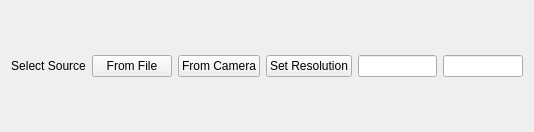
The window that src/GUI/ImageGeneratorConfigurator/imagegeneratorconfigurator.ui (aguperezpala/hvdrt) describes before a commit, drawn with Qt 5.
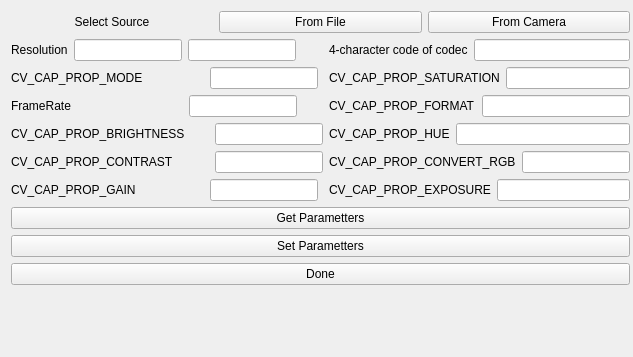
The same window after the commit.

Commit message: Adding CallBackFunctor. Working the main WaveHIPS (all the process). Working on the DataProcessor (to save in the file the real height in millimeters and to apply some logic to the data)

Diff of the .ui file:
```diff
--- a/src/GUI/ImageGeneratorConfigurator/imagegeneratorconfigurator.ui
+++ b/src/GUI/ImageGeneratorConfigurator/imagegeneratorconfigurator.ui
@@ -6,57 +6,314 @@
    <rect>
     <x>0</x>
     <y>0</y>
-    <width>534</width>
-    <height>132</height>
+    <width>633</width>
+    <height>357</height>
    </rect>
   </property>
   <property name="windowTitle">
    <string>ImageGeneratorConfigurator</string>
   </property>
-  <layout class="QHBoxLayout" name="horizontalLayout_3">
-   <item>
-    <layout class="QHBoxLayout" name="horizontalLayout_2">
+  <layout class="QFormLayout" name="formLayout_2">
+   <item row="0" column="0">
+    <layout class="QVBoxLayout" name="verticalLayout">
      <item>
-      <widget class="QLabel" name="label">
-       <property name="text">
-        <string>Select Source</string>
-       </property>
-       <property name="alignment">
-        <set>Qt::AlignCenter</set>
-       </property>
-      </widget>
+      <layout class="QHBoxLayout" name="horizontalLayout_2">
+       <item>
+        <widget class="QLabel" name="label">
+         <property name="text">
+          <string>Select Source</string>
+         </property>
+         <property name="alignment">
+          <set>Qt::AlignCenter</set>
+         </property>
+        </widget>
+       </item>
+       <item>
+        <widget class="QPushButton" name="file_button">
+         <property name="text">
+          <string>From File</string>
+         </property>
+        </widget>
+       </item>
+       <item>
+        <widget class="QPushButton" name="camera_button">
+         <property name="text">
+          <string>From Camera</string>
+         </property>
+        </widget>
+       </item>
+      </layout>
      </item>
      <item>
-      <widget class="QPushButton" name="file_button">
+      <layout class="QFormLayout" name="formLayout">
+       <item row="0" column="0">
+        <layout class="QHBoxLayout" name="horizontalLayout">
+         <item>
+          <widget class="QLabel" name="label_2">
+           <property name="text">
+            <string>Resolution</string>
+           </property>
+          </widget>
+         </item>
+         <item>
+          <widget class="QLineEdit" name="xres_text"/>
+         </item>
+         <item>
+          <widget class="QLineEdit" name="yres_text"/>
+         </item>
+        </layout>
+       </item>
+       <item row="2" column="0">
+        <layout class="QHBoxLayout" name="horizontalLayout_3">
+         <item>
+          <widget class="QLabel" name="label_3">
+           <property name="text">
+            <string>FrameRate</string>
+           </property>
+          </widget>
+         </item>
+         <item>
+          <spacer name="horizontalSpacer_2">
+           <property name="orientation">
+            <enum>Qt::Horizontal</enum>
+           </property>
+           <property name="sizeHint" stdset="0">
+            <size>
+             <width>112</width>
+             <height>20</height>
+            </size>
+           </property>
+          </spacer>
+         </item>
+         <item>
+          <widget class="QLineEdit" name="framerate_text"/>
+         </item>
+        </layout>
+       </item>
+       <item row="0" column="1">
+        <layout class="QHBoxLayout" name="horizontalLayout_4">
+         <item>
+          <widget class="QLabel" name="label_4">
+           <property name="text">
+            <string>4-character code of codec</string>
+           </property>
+          </widget>
+         </item>
+         <item>
+          <widget class="QLineEdit" name="codec_text"/>
+         </item>
+        </layout>
+       </item>
+       <item row="2" column="1">
+        <layout class="QHBoxLayout" name="horizontalLayout_5">
+         <item>
+          <widget class="QLabel" name="label_5">
+           <property name="text">
+            <string>CV_CAP_PROP_FORMAT</string>
+           </property>
+          </widget>
+         </item>
+         <item>
+          <widget class="QLineEdit" name="format_text"/>
+         </item>
+        </layout>
+       </item>
+       <item row="1" column="0">
+        <layout class="QHBoxLayout" name="horizontalLayout_6">
+         <property name="sizeConstraint">
+          <enum>QLayout::SetMaximumSize</enum>
+         </property>
+         <item>
+          <widget class="QLabel" name="mode_text">
+           <property name="sizePolicy">
+            <sizepolicy hsizetype="Maximum" vsizetype="Preferred">
+             <horstretch>0</horstretch>
+             <verstretch>0</verstretch>
+            </sizepolicy>
+           </property>
+           <property name="text">
+            <string>CV_CAP_PROP_MODE</string>
+           </property>
+          </widget>
+         </item>
+         <item>
+          <spacer name="horizontalSpacer">
+           <property name="orientation">
+            <enum>Qt::Horizontal</enum>
+           </property>
+           <property name="sizeHint" stdset="0">
+            <size>
+             <width>61</width>
+             <height>20</height>
+            </size>
+           </property>
+          </spacer>
+         </item>
+         <item>
+          <widget class="QLineEdit" name="mode_text_2"/>
+         </item>
+        </layout>
+       </item>
+       <item row="3" column="0">
+        <layout class="QHBoxLayout" name="horizontalLayout_7">
+         <item>
+          <widget class="QLabel" name="brightness_text">
+           <property name="text">
+            <string>CV_CAP_PROP_BRIGHTNESS</string>
+           </property>
+          </widget>
+         </item>
+         <item>
+          <spacer name="horizontalSpacer_3">
+           <property name="orientation">
+            <enum>Qt::Horizontal</enum>
+           </property>
+           <property name="sizeHint" stdset="0">
+            <size>
+             <width>24</width>
+             <height>20</height>
+            </size>
+           </property>
+          </spacer>
+         </item>
+         <item>
+          <widget class="QLineEdit" name="brightness_text_2"/>
+         </item>
+        </layout>
+       </item>
+       <item row="4" column="0">
+        <layout class="QHBoxLayout" name="horizontalLayout_8">
+         <item>
+          <widget class="QLabel" name="label_8">
+           <property name="text">
+            <string>CV_CAP_PROP_CONTRAST</string>
+           </property>
+          </widget>
+         </item>
+         <item>
+          <spacer name="horizontalSpacer_4">
+           <property name="orientation">
+            <enum>Qt::Horizontal</enum>
+           </property>
+           <property name="sizeHint" stdset="0">
+            <size>
+             <width>35</width>
+             <height>20</height>
+            </size>
+           </property>
+          </spacer>
+         </item>
+         <item>
+          <widget class="QLineEdit" name="contrast_text"/>
+         </item>
+        </layout>
+       </item>
+       <item row="1" column="1">
+        <layout class="QHBoxLayout" name="horizontalLayout_9">
+         <item>
+          <widget class="QLabel" name="saturation_text">
+           <property name="text">
+            <string>CV_CAP_PROP_SATURATION</string>
+           </property>
+          </widget>
+         </item>
+         <item>
+          <widget class="QLineEdit" name="format_text_5"/>
+         </item>
+        </layout>
+       </item>
+       <item row="3" column="1">
+        <layout class="QHBoxLayout" name="horizontalLayout_10">
+         <item>
+          <widget class="QLabel" name="hue_text">
+           <property name="text">
+            <string>CV_CAP_PROP_HUE</string>
+           </property>
+          </widget>
+         </item>
+         <item>
+          <widget class="QLineEdit" name="format_text_6"/>
+         </item>
+        </layout>
+       </item>
+       <item row="4" column="1">
+        <layout class="QHBoxLayout" name="horizontalLayout_11">
+         <item>
+          <widget class="QLabel" name="saturation_text_2">
+           <property name="text">
+            <string>CV_CAP_PROP_CONVERT_RGB</string>
+           </property>
+          </widget>
+         </item>
+         <item>
+          <widget class="QLineEdit" name="rgb_text"/>
+         </item>
+        </layout>
+       </item>
+       <item row="5" column="0">
+        <layout class="QHBoxLayout" name="horizontalLayout_12">
+         <item>
+          <widget class="QLabel" name="gain_text">
+           <property name="text">
+            <string>CV_CAP_PROP_GAIN</string>
+           </property>
+          </widget>
+         </item>
+         <item>
+          <spacer name="horizontalSpacer_5">
+           <property name="orientation">
+            <enum>Qt::Horizontal</enum>
+           </property>
+           <property name="sizeHint" stdset="0">
+            <size>
+             <width>68</width>
+             <height>20</height>
+            </size>
+           </property>
+          </spacer>
+         </item>
+         <item>
+          <widget class="QLineEdit" name="format_text_8"/>
+         </item>
+        </layout>
+       </item>
+       <item row="5" column="1">
+        <layout class="QHBoxLayout" name="horizontalLayout_13">
+         <item>
+          <widget class="QLabel" name="exposure_text">
+           <property name="text">
+            <string>CV_CAP_PROP_EXPOSURE</string>
+           </property>
+          </widget>
+         </item>
+         <item>
+          <widget class="QLineEdit" name="format_text_9"/>
+         </item>
+        </layout>
+       </item>
+      </layout>
+     </item>
+     <item>
+      <widget class="QPushButton" name="getParams_button">
        <property name="text">
-        <string>From File</string>
+        <string>Get Parametters</string>
        </property>
       </widget>
      </item>
      <item>
-      <widget class="QPushButton" name="camera_button">
+      <widget class="QPushButton" name="setParams_button">
        <property name="text">
-        <string>From Camera</string>
+        <string>Set Parametters</string>
        </property>
       </widget>
      </item>
-    </layout>
-   </item>
-   <item>
-    <layout class="QHBoxLayout" name="horizontalLayout">
      <item>
-      <widget class="QPushButton" name="resolution_button">
+      <widget class="QPushButton" name="done_button">
        <property name="text">
-        <string>Set Resolution</string>
+        <string>Done</string>
        </property>
       </widget>
      </item>
-     <item>
-      <widget class="QLineEdit" name="xres_text"/>
-     </item>
-     <item>
-      <widget class="QLineEdit" name="yres_text"/>
-     </item>
     </layout>
    </item>
   </layout>
```
The commit also changes 39 other files.
